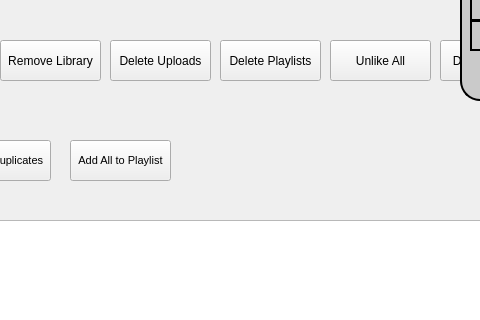
The window that gui/src/main/resources/main_window.ui (apastel/ytmusic-deleter) describes before a commit, drawn with Qt 5; both pictures show x 220 to 700 and y 119 to 439 of the 900 by 685 pixel window.
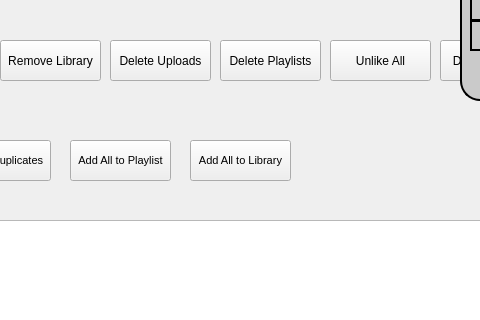
The same window after the commit.

Commit message: feat (gui): add all from playlist to library

Diff of the .ui file:
```diff
--- a/gui/src/main/resources/main_window.ui
+++ b/gui/src/main/resources/main_window.ui
@@ -403,6 +403,33 @@
      <bool>false</bool>
     </property>
    </widget>
+   <widget class="QPushButton" name="addAllToLibraryButton">
+    <property name="enabled">
+     <bool>true</bool>
+    </property>
+    <property name="geometry">
+     <rect>
+      <x>410</x>
+      <y>240</y>
+      <width>101</width>
+      <height>41</height>
+     </rect>
+    </property>
+    <property name="font">
+     <font>
+      <pointsize>8</pointsize>
+     </font>
+    </property>
+    <property name="statusTip">
+     <string>Add all songs from a playlist to your library.</string>
+    </property>
+    <property name="text">
+     <string>Add All to Library</string>
+    </property>
+    <property name="default">
+     <bool>false</bool>
+    </property>
+   </widget>
   </widget>
   <widget class="QMenuBar" name="menubar">
    <property name="geometry">
```
The commit also changes 10 other files.
